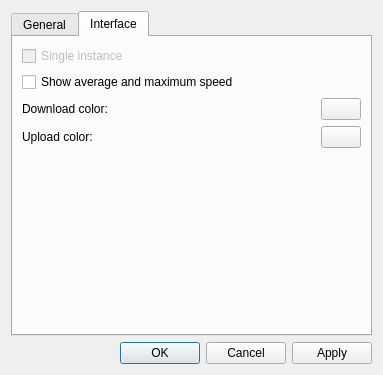
First picture: the form in settings_dialog.ui, repository MarioUnoDueTreQuattro/QMonitor, before the edit.
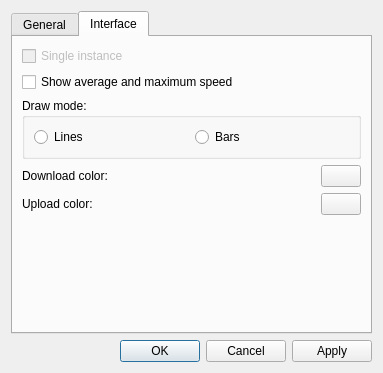
Second picture: the form after the edit. Custom widgets are drawn as their Qt base class.

Commit message: Netgraph DrawMode in settings, can be DrawModeLines or DrawModeBars

Patch:
```diff
--- a/settings_dialog.ui
+++ b/settings_dialog.ui
@@ -7,13 +7,13 @@
     <x>0</x>
     <y>0</y>
     <width>371</width>
-    <height>375</height>
+    <height>373</height>
    </rect>
   </property>
   <property name="windowTitle">
    <string>Dialog</string>
   </property>
-  <layout class="QVBoxLayout" name="verticalLayout_4">
+  <layout class="QVBoxLayout" name="verticalLayout_2">
    <item>
     <widget class="QTabWidget" name="tabWidget">
      <property name="currentIndex">
@@ -214,7 +214,7 @@
       <attribute name="title">
        <string>Interface</string>
       </attribute>
-      <layout class="QVBoxLayout" name="verticalLayout_2">
+      <layout class="QVBoxLayout" name="verticalLayout_4">
        <item>
         <widget class="QCheckBox" name="checkSingleInstance">
          <property name="enabled">
@@ -235,6 +235,39 @@
          </property>
         </widget>
        </item>
+       <item>
+        <widget class="QGroupBox" name="groupBox">
+         <property name="sizePolicy">
+          <sizepolicy hsizetype="Minimum" vsizetype="Minimum">
+           <horstretch>0</horstretch>
+           <verstretch>0</verstretch>
+          </sizepolicy>
+         </property>
+         <property name="title">
+          <string>Draw mode:</string>
+         </property>
+         <layout class="QVBoxLayout" name="verticalLayout_3">
+          <item>
+           <layout class="QHBoxLayout" name="horizontalLayout_5">
+            <item>
+             <widget class="QRadioButton" name="radioButtonDrawModeLines">
+              <property name="text">
+               <string>Lines</string>
+              </property>
+             </widget>
+            </item>
+            <item>
+             <widget class="QRadioButton" name="radioButtonDrawModeBars">
+              <property name="text">
+               <string>Bars</string>
+              </property>
+             </widget>
+            </item>
+           </layout>
+          </item>
+         </layout>
+        </widget>
+       </item>
        <item>
         <layout class="QHBoxLayout" name="horizontalLayout_2">
          <item>
```
The commit also changes 7 other files.
